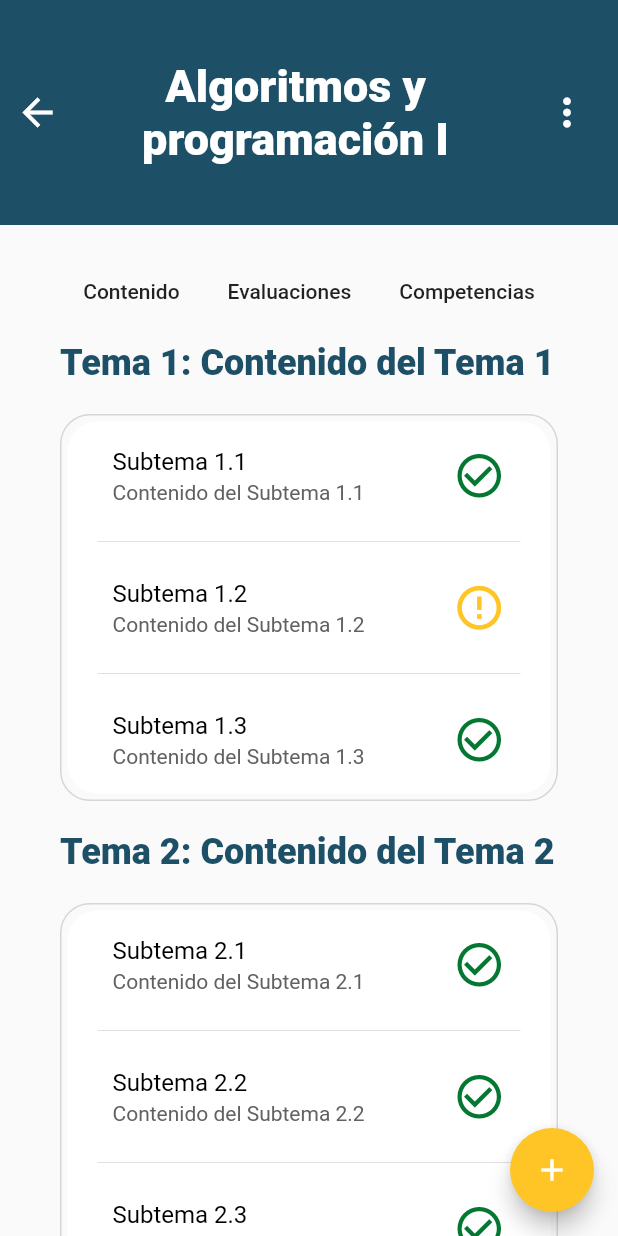
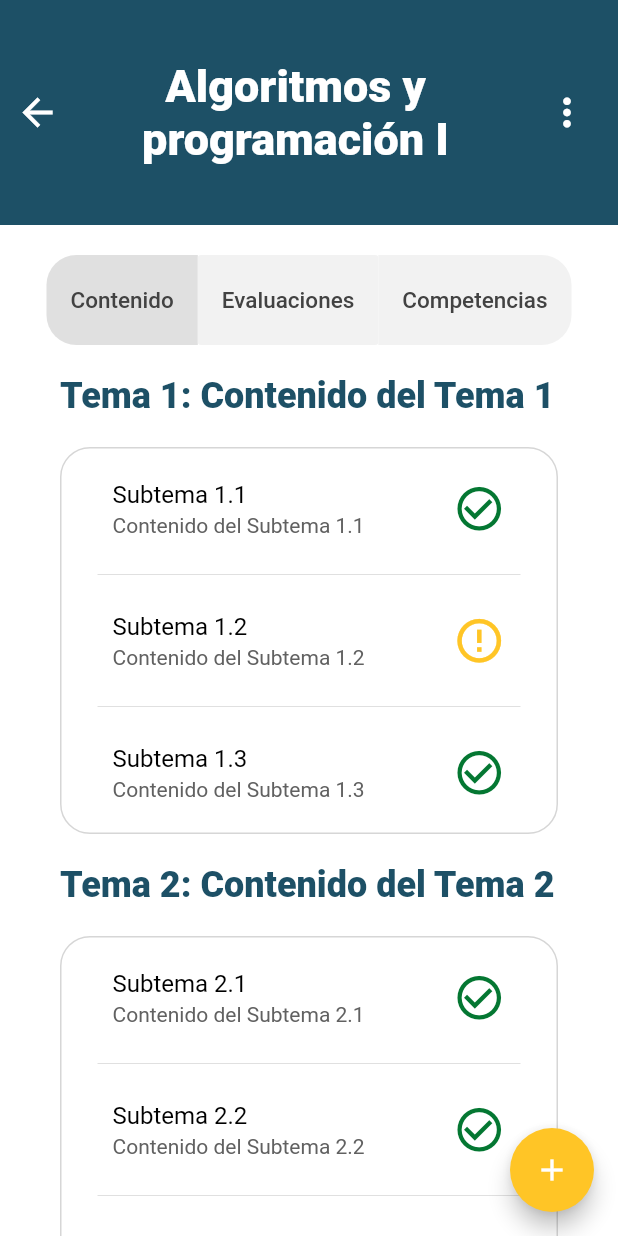
Before and after one commit to 3METS/UCABdemicsMobile, a Flutter app: the screen it shows after launch, after a tap on "Algoritmos y programación I", on a phone screen of 412 x 824 dp. Run offline on Flutter 3.47's test engine with Material 2 defaults, Android fonts, the phone set to English and light mode, and no system bars.

Commit message:
Plan de clases finalizado

```diff
--- a/ucabdemicsmobile/lib/Middleware/asignatura/datos_competencias.dart
+++ b/ucabdemicsmobile/lib/Middleware/asignatura/datos_competencias.dart
@@ -47,16 +47,16 @@ class Competencia{
           Competencia('Competencia 2','Contenido del Tema 2',<Unidad>[
             Unidad('Unidad 1','Contenido de la unidad 1',<Atributo>[
               Atributo('Atributo 1','contenido del atributo 1',true),
-              Atributo('Atributo 2','contenido del atributo 2',true),
+              Atributo('Atributo 2','contenido del atributo 2',false),
               Atributo('Atributo 3','contenido del atributo 3',true),
             ]),
             Unidad('Unidad 2','Contenido de la unidad 2',<Atributo>[
               Atributo('Atributo 1','contenido del atributo 1',false),
               Atributo('Atributo 2','contenido del atributo 2',true),
-              Atributo('Atributo 3','contenido del atributo 3',false),
+              Atributo('Atributo 3','contenido del atributo 3',true),
             ]),
             Unidad('Unidad 3','Contenido de la unidad 3',<Atributo>[
-              Atributo('Atributo 1','contenido del atributo 1',false),
+              Atributo('Atributo 1','contenido del atributo 1',true),
               Atributo('Atributo 2','contenido del atributo 2',true),
               Atributo('Atributo 3','contenido del atributo 3',true),
             ]),
@@ -64,17 +64,17 @@ class Competencia{
           ),
           Competencia('Competencia 3','Contenido del Tema 3',<Unidad>[
             Unidad('Unidad 1','Contenido de la unidad 1',<Atributo>[
+              Atributo('Atributo 1','contenido del atributo 1',false),
+              Atributo('Atributo 2','contenido del atributo 2',true),
+              Atributo('Atributo 3','contenido del atributo 3',true),
+            ]),
+            Unidad('Unidad 2','Contenido de la unidad 2',<Atributo>[
               Atributo('Atributo 1','contenido del atributo 1',true),
               Atributo('Atributo 2','contenido del atributo 2',true),
               Atributo('Atributo 3','contenido del atributo 3',true),
             ]),
-            Unidad('Unidad 2','Contenido de la unidad 2',<Atributo>[
-              Atributo('Atributo 1','contenido del atributo 1',false),
-              Atributo('Atributo 2','contenido del atributo 2',true),
-              Atributo('Atributo 3','contenido del atributo 3',false),
-            ]),
             Unidad('Unidad 3','Contenido de la unidad 3',<Atributo>[
-              Atributo('Atributo 1','contenido del atributo 1',false),
+              Atributo('Atributo 1','contenido del atributo 1',true),
               Atributo('Atributo 2','contenido del atributo 2',true),
               Atributo('Atributo 3','contenido del atributo 3',true),
             ]),
--- a/ucabdemicsmobile/lib/Views/class_plan_data/datos_planclase.dart
+++ b/ucabdemicsmobile/lib/Views/class_plan_data/datos_planclase.dart
@@ -9,27 +9,33 @@ import 'package:ucabdemicsmobile/sources/Constants/constants.dart';
 class DatosPlanClase extends StatefulWidget {
   final String nrc;
 
-  const DatosPlanClase({Key key, @required this.nrc}):assert(nrc!=null),super(key: key);
+  const DatosPlanClase({Key key, @required this.nrc})
+      : assert(nrc != null),
+        super(key: key);
 
   @override
   _DatosPlanClaseState createState() => _DatosPlanClaseState();
 }
 
 class _DatosPlanClaseState extends State<DatosPlanClase> {
+  String _option = 'Contenido';
+  bool isEvaluacionesDisabled = false;
+  bool isContenidosDisabled = true;
+  bool isCompetenciasDisabled = false;
 
-  String _option = 'contenido';
-
-  Widget _selectCenterBody(){
-
-    switch(_option) {
-      case 'contenido': {
-        return Contenidos(nrc:widget.nrc);
+  Widget _selectCenterBody() {
+    switch (_option) {
+      case 'Contenido':
+        {
+          return Contenidos(nrc: widget.nrc);
         }
-      case 'evaluaciones': {
-        return Evaluaciones(nrc:widget.nrc);
+      case 'Evaluaciones':
+        {
+          return Evaluaciones(nrc: widget.nrc);
         }
-      default: {
-        return Competencias(nrc:widget.nrc);
+      default:
+        {
+          return Competencias(nrc: widget.nrc);
         }
     }
   }
@@ -49,32 +55,101 @@ class _DatosPlanClaseState extends State<DatosPlanClase> {
         child: Icon(Icons.add),
         backgroundColor: myYellow,
       ),
-        body:
-          Column(
+      body: Container(
+        color: Colors.white,
+        child: Column(
           children: <Widget>[
-              SizedBox(height: 20.0,),
+            SizedBox(
+              height: 20.0,
+            ),
             Row(
               mainAxisAlignment: MainAxisAlignment.center,
               children: <Widget>[
-                  FlatButton(
-                    onPressed: (){},
-                    child: Text('Contenido'),
+                Container(
+                  height: 60.0,
+                  child: FlatButton(
+                    shape: RoundedRectangleBorder(
+                        borderRadius: BorderRadius.only(topLeft:Radius.circular(20.0),bottomLeft: Radius.circular(20.0))),
+                    color: myGrey[1],
+                    onPressed: isContenidosDisabled
+                        ? null
+                        : () {
+                            setState(() {
+                              _option = 'Contenido';
+                              isCompetenciasDisabled = false;
+                              isEvaluacionesDisabled = false;
+                              isContenidosDisabled = true;
+                            });
+                          },
+                    disabledColor: myGrey[2],
+                    child: Text(
+                      'Contenido',
+                      style: TextStyle(
+                          fontSize: 15,
+                          color: Colors.grey[800],
+                          fontWeight: FontWeight.w500),
                     ),
-                  FlatButton(
-                    onPressed: (){},
-                    child: Text('Evaluaciones'),
                   ),
-                  FlatButton(
-                    onPressed: (){},
-                    child: Text('Competencias'),
+                ),
+                Container(
+                  height: 60.0,
+                  child: FlatButton(
+                    color: myGrey[1],
+                    onPressed: isEvaluacionesDisabled
+                        ? null
+                        : () {
+                            setState(() {
+                              _option = 'Evaluaciones';
+                              isCompetenciasDisabled = false;
+                              isEvaluacionesDisabled = true;
+                              isContenidosDisabled = false;
+                            });
+                          },
+                    disabledColor: myGrey[2],
+                    child: Text(
+                      'Evaluaciones',
+                      style: TextStyle(
+                          fontSize: 15,
+                          color: Colors.grey[800],
+                          fontWeight: FontWeight.w500),
+                    ),
+                  ),
+                ),
+                Container(
+                  height: 60.0,
+                  child: FlatButton(
+                    shape: RoundedRectangleBorder(
+                      borderRadius: BorderRadius.only(topRight:Radius.circular(20.0),bottomRight: Radius.circular(20.0))),
+                    color: myGrey[1],
+                    onPressed: isCompetenciasDisabled
+                        ? null
+                        : () {
+                            setState(() {
+                              _option = 'Competencias';
+                              isCompetenciasDisabled = true;
+                              isEvaluacionesDisabled = false;
+                              isContenidosDisabled = false;
+                            });
+                          },
+                    disabledColor: myGrey[2],
+                    child: Text(
+                      'Competencias',
+                      style: TextStyle(
+                          fontSize: 15,
+                          color: Colors.grey[800],
+                          fontWeight: FontWeight.w500),
+                    ),
+                  ),
                 ),
               ],
             ),
-              SizedBox(height: 10.0,),
+            SizedBox(
+              height: 20.0,
+            ),
             _selectCenterBody(),
           ],
         ),
-
+      ),
     );
   }
 }
--- a/ucabdemicsmobile/lib/sources/Constants/constants.dart
+++ b/ucabdemicsmobile/lib/sources/Constants/constants.dart
@@ -30,3 +30,11 @@ const MaterialColor myYellow = const MaterialColor (
     3: const Color(0xFFFFC526)
   }
 );
+
+const MaterialColor myGrey = const MaterialColor (
+  0xFFF2F2F2,
+  const <int, Color>{
+    1: const Color(0xFFF2F2F2),
+    2: const Color(0xFFE0E0E0),
+  }
+);
```
Lines whose indentation alone changed are shown as unchanged.
